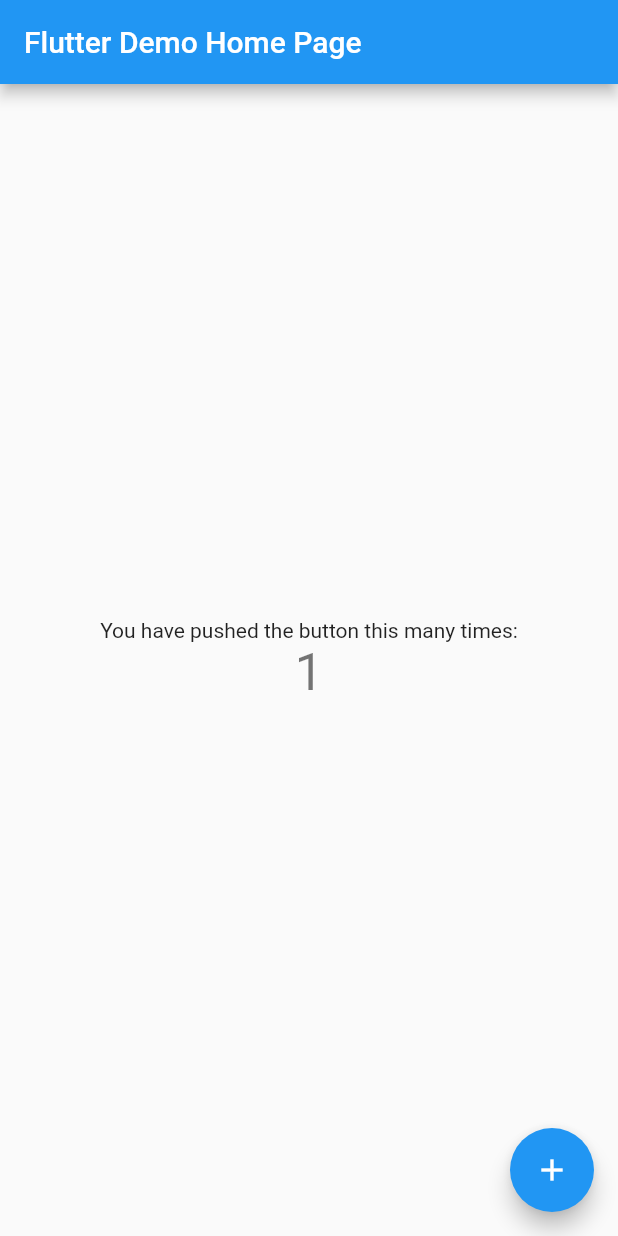
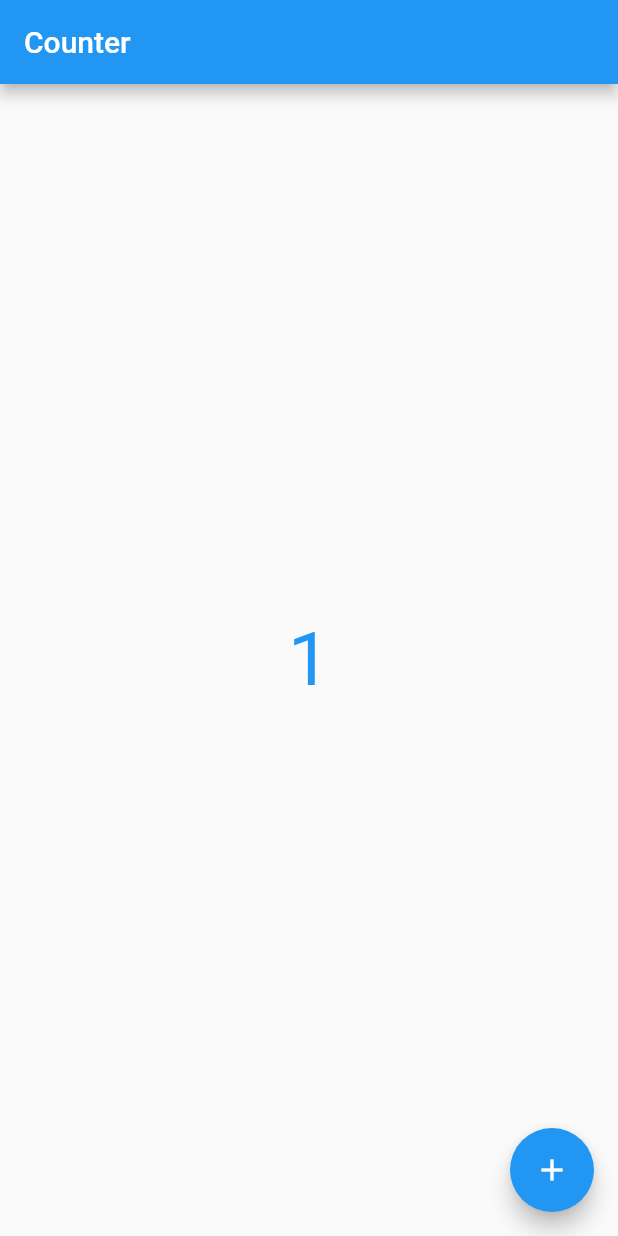
Before and after one commit to benunes01/pokedex_flutter, a Flutter app: the screen it shows after launch, after a tap on the "add" icon, on a phone screen of 412 x 824 dp. Run offline on Flutter 3.47's test engine with Material 2 defaults, Android fonts, the phone set to English and light mode, and no system bars; our stand-ins replace flutter_mobx, flutter_modular, mobx; generated files the repository leaves out were written again.

```diff
--- /dev/null
+++ b/lib/app/app_widget.dart
@@ -0,0 +1,14 @@
+import 'package:flutter/material.dart';
+import 'package:flutter_modular/flutter_modular.dart';
+
+class AppWidget extends StatelessWidget {
+  @override
+  Widget build(BuildContext context) {
+    return MaterialApp.router(
+      routeInformationParser: Modular.routeInformationParser,
+      routerDelegate: Modular.routerDelegate,
+      title: 'Flutter Slidy',
+      theme: ThemeData(primarySwatch: Colors.blue),
+    );
+  }
+}
--- /dev/null
+++ b/lib/app/modules/home/home_page.dart
@@ -0,0 +1,36 @@
+import 'package:flutter/material.dart';
+import 'package:flutter_mobx/flutter_mobx.dart';
+import 'package:flutter_modular/flutter_modular.dart';
+
+import 'home_store.dart';
+
+class HomePage extends StatefulWidget {
+  final String title;
+  const HomePage({Key? key, this.title = "Home"}) : super(key: key);
+
+  @override
+  _HomePageState createState() => _HomePageState();
+}
+
+class _HomePageState extends ModularState<HomePage, HomeStore> {
+  @override
+  Widget build(BuildContext context) {
+    return Scaffold(
+      appBar: AppBar(
+        title: const Text('Counter'),
+      ),
+      body: Observer(
+        builder: (context) => Container(
+            alignment: Alignment.center,
+            child: Text('${store.counter}', style: const TextStyle(fontSize: 50, color: Colors.blue))
+        ),
+      ),
+      floatingActionButton: FloatingActionButton(
+        onPressed: () {
+          store.increment();
+        },
+        child: Icon(Icons.add),
+      ),
+    );
+  }
+}
--- /dev/null
+++ b/lib/app/modules/home/home_store.dart
@@ -0,0 +1,14 @@
+import 'package:mobx/mobx.dart';
+
+part 'home_store.g.dart';
+
+class HomeStore = HomeStoreBase with _$HomeStore;
+
+abstract class HomeStoreBase with Store {
+  @observable
+  int counter = 0;
+
+  Future<void> increment() async {
+    counter = counter + 1;
+  }
+}
--- a/lib/main.dart
+++ b/lib/main.dart
@@ -1,106 +1,7 @@
 import 'package:flutter/material.dart';
+import 'package:flutter_modular/flutter_modular.dart';
 
-void main() {
-  runApp(const MyApp());
-}
+import 'app/app_module.dart';
+import 'app/app_widget.dart';
 
-class MyApp extends StatelessWidget {
-  const MyApp({Key? key}) : super(key: key);
-
-  // This widget is the root of your application.
-  @override
-  Widget build(BuildContext context) {
-    return MaterialApp(
-      title: 'Flutter Demo',
-      theme: ThemeData(
-        // This is the theme of your application.
-        //
-        // Try running your application with "flutter run". You'll see the
-        // application has a blue toolbar. Then, without quitting the app, try
-        // changing the primarySwatch below to Colors.green and then invoke
-        // "hot reload" (press "r" in the console where you ran "flutter run",
-        // or simply save your changes to "hot reload" in a Flutter IDE).
-        // Notice that the counter didn't reset back to zero; the application
-        // is not restarted.
-        primarySwatch: Colors.blue,
-      ),
-      home: const MyHomePage(title: 'Flutter Demo Home Page'),
-    );
-  }
-}
-
-class MyHomePage extends StatefulWidget {
-  const MyHomePage({Key? key, required this.title}) : super(key: key);
-
-  final String title;
-
-  @override
-  State<MyHomePage> createState() => _MyHomePageState();
-}
-
-class _MyHomePageState extends State<MyHomePage> {
-  int _counter = 0;
-
-  void _incrementCounter() {
-    setState(() {
-      // This call to setState tells the Flutter framework that something has
-      // changed in this State, which causes it to rerun the build method below
-      // so that the display can reflect the updated values. If we changed
-      // _counter without calling setState(), then the build method would not be
-      // called again, and so nothing would appear to happen.
-      _counter++;
-    });
-  }
-
-  @override
-  Widget build(BuildContext context) {
-    // This method is rerun every time setState is called, for instance as done
-    // by the _incrementCounter method above.
-    //
-    // The Flutter framework has been optimized to make rerunning build methods
-    // fast, so that you can just rebuild anything that needs updating rather
-    // than having to individually change instances of widgets.
-    return Scaffold(
-      appBar: AppBar(
-        // Here we take the value from the MyHomePage object that was created by
-        // the App.build method, and use it to set our appbar title.
-        title: Text(widget.title),
-      ),
-      body: Center(
-        // Center is a layout widget. It takes a single child and positions it
-        // in the middle of the parent.
-        child: Column(
-          // Column is also a layout widget. It takes a list of children and
-          // arranges them vertically. By default, it sizes itself to fit its
-          // children horizontally, and tries to be as tall as its parent.
-          //
-          // Invoke "debug painting" (press "p" in the console, choose the
-          // "Toggle Debug Paint" action from the Flutter Inspector in Android
-          // Studio, or the "Toggle Debug Paint" command in Visual Studio Code)
-          // to see the wireframe for each widget.
-          //
-          // Column has various properties to control how it sizes itself and
-          // how it positions its children. Here we use mainAxisAlignment to
-          // center the children vertically; the main axis here is the vertical
-          // axis because Columns are vertical (the cross axis would be
-          // horizontal).
-          mainAxisAlignment: MainAxisAlignment.center,
-          children: <Widget>[
-            const Text(
-              'You have pushed the button this many times:',
-            ),
-            Text(
-              '$_counter',
-              style: Theme.of(context).textTheme.headline4,
-            ),
-          ],
-        ),
-      ),
-      floatingActionButton: FloatingActionButton(
-        onPressed: _incrementCounter,
-        tooltip: 'Increment',
-        child: const Icon(Icons.add),
-      ), // This trailing comma makes auto-formatting nicer for build methods.
-    );
-  }
-}
+void main() => runApp(ModularApp(module: AppModule(), child: AppWidget()));
--- a/pubspec.yaml
+++ b/pubspec.yaml
@@ -36,6 +36,7 @@ dependencies:
   cupertino_icons: ^1.0.2
   mobx: ^2.0.6+1
   flutter_mobx: ^2.0.4
+  flutter_modular: ^4.5.1+1
 
 dev_dependencies:
   flutter_test:
@@ -49,6 +50,7 @@ dev_dependencies:
   flutter_lints: ^1.0.0
   mobx_codegen: ^2.0.5+2
   build_runner: ^2.1.8
+  modular_test: ^1.0.1+2
 
 # For information on the generic Dart part of this file, see the
 # following page: https://dart.dev/tools/pub/pubspec
```
Also changed, not shown: lib/app/app_module.dart (added, +14 -0 lines), lib/app/modules/home/home_module.dart (added, +16 -0 lines), lib/app/modules/home/home_store.g.dart (added), pubspec.lock, 1 other file.
